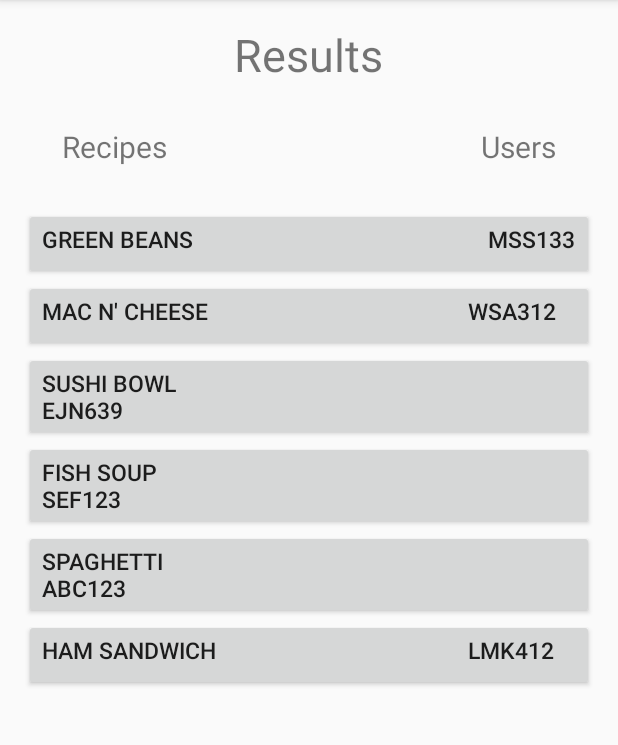
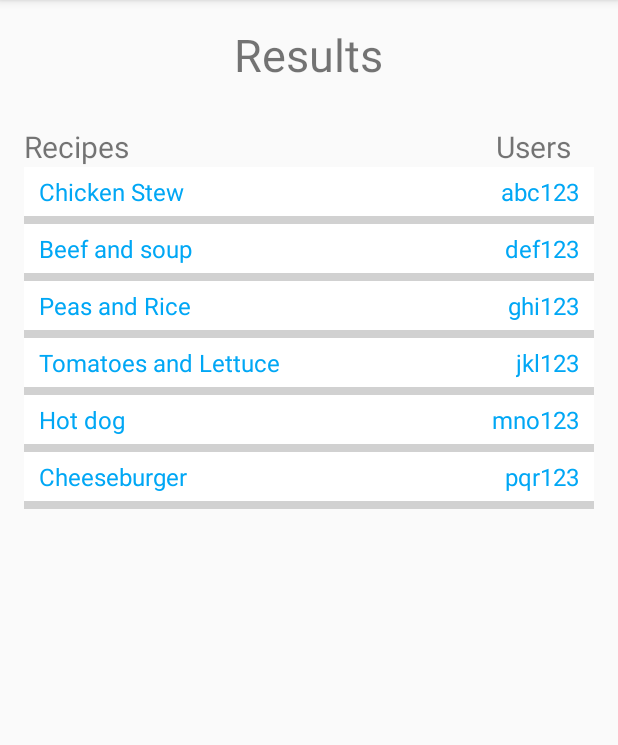
Before and after one commit to chr60/CookingBuddy, an Android app: the Search_Results screen opened directly, with no data from a screen before it, on a phone screen of 412 x 824 dp, the part 84-829 px from its top. Run offline under Robolectric (Android 15) with nearby library versions, the phone set to English and light mode, and no system bars.

Commit message:
added listview and adapter to search results

```diff
--- /dev/null
+++ b/Cooking_Buddy/app/src/main/java/edu/pitt/cs/cs1635/miz37/CookingBuddy/Recipe.java
@@ -0,0 +1,33 @@
+package edu.pitt.cs.cs1635.miz37.CookingBuddy;
+
+/**
+ * Created by Michael on 3/28/2017.
+ */
+
+public class Recipe {
+    private int id;
+    private String name;
+
+
+    public Recipe(int id, String name) {
+        this.id = id;
+        this.name = name;
+
+    }
+
+    public int getId() {
+        return id;
+    }
+
+    public void setId(int id) {
+        this.id = id;
+    }
+
+    public String getName() {
+        return name;
+    }
+
+    public void setName(String name) {
+        this.name = name;
+    }
+}
--- /dev/null
+++ b/Cooking_Buddy/app/src/main/java/edu/pitt/cs/cs1635/miz37/CookingBuddy/RecipeListAdapter.java
@@ -0,0 +1,55 @@
+package edu.pitt.cs.cs1635.miz37.CookingBuddy;
+
+/**
+ * Created by Michael on 3/28/2017.
+ */
+
+import android.content.Context;
+import android.view.View;
+import android.view.ViewGroup;
+import android.widget.BaseAdapter;
+import android.widget.TextView;
+import java.util.List;
+
+public class RecipeListAdapter extends BaseAdapter{
+
+    private Context mContext;
+    private List<Recipe> mRecipeList;
+    private List<Recipe> mUserList;
+
+    public RecipeListAdapter(Context context, List<Recipe> productList, List<Recipe> userList) {
+        mContext = context;
+        mRecipeList = productList;
+        mUserList = userList;
+    }
+
+    @Override
+    public int getCount() {
+        return mRecipeList.size();
+    }
+
+    @Override
+    public Object getItem(int position) {
+        return mRecipeList.get(position);
+    }
+
+    @Override
+    public long getItemId(int position) {
+        return position;
+    }
+
+    @Override
+    public View getView(int position, View convertView, ViewGroup parent) {
+        View v = View.inflate(mContext,R.layout.item_product_list,null);
+        TextView tvName = (TextView)v.findViewById(R.id.recipe_name);
+        TextView userName = (TextView)v.findViewById(R.id.user_name);
+        //TextView tvPrice = (TextView)v.findViewById(R.id.tv_price);
+
+        tvName.setText(mRecipeList.get(position).getName());
+        userName.setText(mUserList.get(position).getName());
+        // tvPrice.setText(String.valueOf(mProductList.get(position).getPrice())+ " $");
+
+        v.setTag(mRecipeList.get(position).getId());
+        return v;
+    }
+}
--- a/Cooking_Buddy/app/src/main/java/edu/pitt/cs/cs1635/miz37/CookingBuddy/Search_Results.java
+++ b/Cooking_Buddy/app/src/main/java/edu/pitt/cs/cs1635/miz37/CookingBuddy/Search_Results.java
@@ -3,9 +3,23 @@ package edu.pitt.cs.cs1635.miz37.CookingBuddy;
 import android.content.Intent;
 import android.support.v7.app.AppCompatActivity;
 import android.os.Bundle;
+import android.view.View;
+import android.widget.AdapterView;
+import android.widget.ArrayAdapter;
+import android.widget.ListView;
+import android.widget.Toast;
+
+import java.util.ArrayList;
+import java.util.List;
+
+import static android.R.id.list;
 
 
 public class Search_Results extends AppCompatActivity {
+    private ListView lvProduct;
+    private RecipeListAdapter adapter;
+    private List<Recipe> mRecipeList;
+    private List<Recipe> mUserList;
 
     @Override
     protected void onCreate(Bundle savedInstanceState) {
@@ -14,5 +28,33 @@ public class Search_Results extends AppCompatActivity {
 
         Intent intent = getIntent();
 
+        lvProduct = (ListView)findViewById(R.id.listview_product);
+        mRecipeList = new ArrayList<>();
+        mUserList = new ArrayList<>();
+
+        mRecipeList.add(new Recipe(1,"Chicken Stew"));
+        mRecipeList.add(new Recipe(2,"Beef and soup"));
+        mRecipeList.add(new Recipe(3,"Peas and Rice"));
+        mRecipeList.add(new Recipe(4,"Tomatoes and Lettuce"));
+        mRecipeList.add(new Recipe(5,"Hot dog"));
+        mRecipeList.add(new Recipe(6,"Cheeseburger"));
+
+        mUserList.add(new Recipe(1,"abc123"));
+        mUserList.add(new Recipe(2,"def123"));
+        mUserList.add(new Recipe(3,"ghi123"));
+        mUserList.add(new Recipe(4,"jkl123"));
+        mUserList.add(new Recipe(5,"mno123"));
+        mUserList.add(new Recipe(6,"pqr123"));
+
+
+        adapter = new RecipeListAdapter(getApplicationContext(),mRecipeList, mUserList);
+        lvProduct.setAdapter(adapter);
+
+        lvProduct.setOnItemClickListener(new AdapterView.OnItemClickListener() {
+            @Override
+            public void onItemClick(AdapterView<?> parent, View view, int position, long id) {
+                Toast.makeText(getApplicationContext(),"Clicked product id=" + view.getTag(),Toast.LENGTH_SHORT).show();
+            }
+        });
     }
 }
--- a/Cooking_Buddy/app/src/main/res/layout/activity_search__results.xml
+++ b/Cooking_Buddy/app/src/main/res/layout/activity_search__results.xml
@@ -29,7 +29,7 @@
         android:layout_marginTop="27dp"
         android:layout_below="@+id/search_results_title"
         android:layout_alignParentLeft="true"
-        android:layout_marginLeft="25dp" />
+        />
 
     <TextView
         android:id="@+id/user_title"
@@ -37,71 +37,19 @@
         android:layout_height="wrap_content"
         android:text="@string/user_title"
         android:textSize="20dip"
-        android:layout_marginRight="25dp"
+        android:layout_marginRight="15dp"
         android:layout_alignBaseline="@+id/recipe_title"
         android:layout_alignBottom="@+id/recipe_title"
         android:layout_alignParentRight="true" />
 
-        <Button
-            android:id="@+id/result1"
-            android:layout_width="match_parent"
-            android:layout_height="wrap_content"
-            android:text="Green Beans \t\t\t\t\t\t\t\t\t\t\t\t\t\t\t mss133"
-            android:layout_below="@id/recipe_title"
-            android:layout_marginTop="27dp"
-            android:gravity="left"
-            android:textSize="15dip"
-            />
-
-        <Button
-            android:id="@+id/result2"
-            android:layout_width="match_parent"
-            android:layout_height="wrap_content"
-            android:text="Mac n' Cheese \t\t\t\t\t\t\t\t\t\t\t\t\t wsa312"
-            android:layout_below="@id/result1"
-            android:gravity="left"
-            android:textSize="15dip"
-            />
-
-        <Button
-            android:id="@+id/result3"
-            android:layout_width="match_parent"
-            android:layout_height="wrap_content"
-            android:text="Sushi Bowl \t\t\t\t\t\t\t\t\t\t\t\t\t\t\t\t\t ejn639"
-            android:layout_below="@id/result2"
-            android:gravity="left"
-            android:textSize="15dip"
-            />
-
-        <Button
-            android:id="@+id/result4"
-            android:layout_width="match_parent"
-            android:layout_height="wrap_content"
-            android:text="Fish soup \t\t\t\t\t\t\t\t\t\t\t\t\t\t\t\t\t\t\t\t sef123"
-            android:layout_below="@id/result3"
-            android:gravity="left"
-            android:textSize="15dip"
-            />
-
-        <Button
-            android:id="@+id/result5"
-            android:layout_width="match_parent"
-            android:layout_height="wrap_content"
-            android:text="spaghetti \t\t\t\t\t\t\t\t\t\t\t\t\t\t\t\t\t\t\t abc123"
-            android:layout_below="@id/result4"
-            android:gravity="left"
-            android:textSize="15dip"
-            />
-
-        <Button
-            android:id="@+id/result6"
-            android:layout_width="match_parent"
-            android:layout_height="wrap_content"
-            android:text="Ham Sandwich \t\t\t\t\t\t\t\t\t\t\t\t lmk412"
-            android:layout_below="@id/result5"
-            android:gravity="left"
-            android:textSize="15dip"
-            />
+    <ListView
+        android:layout_width="match_parent"
+        android:layout_height="match_parent"
+        android:id="@+id/listview_product"
+        android:layout_below="@id/recipe_title"
+        android:dividerHeight="5dp"
+        android:divider="#d1d1d1">
+    </ListView>
 
 
 </RelativeLayout>
--- /dev/null
+++ b/Cooking_Buddy/app/src/main/res/layout/item_product_list.xml
@@ -0,0 +1,31 @@
+<?xml version="1.0" encoding="utf-8"?>
+<RelativeLayout xmlns:android="http://schemas.android.com/apk/res/android"
+
+    android:layout_width="match_parent"
+    android:layout_height="match_parent"
+    android:background="#ffffff"
+    android:paddingLeft="10dp"
+    android:paddingRight="10dp"
+    android:paddingBottom="5dp"
+    android:paddingTop="5dp">
+
+    <TextView
+        android:layout_width="wrap_content"
+        android:layout_height="wrap_content"
+        android:id="@+id/recipe_name"
+        android:text="Name"
+        android:textSize="16dp"
+        android:textColor="#00a7f5"
+        android:layout_alignParentLeft="true" />
+
+    <TextView
+        android:layout_width="wrap_content"
+        android:layout_height="wrap_content"
+        android:id="@+id/user_name"
+        android:text="Name"
+        android:textSize="16dp"
+        android:textColor="#00a7f5"
+        android:layout_alignParentRight="true"
+        />
+
+</RelativeLayout>
```
